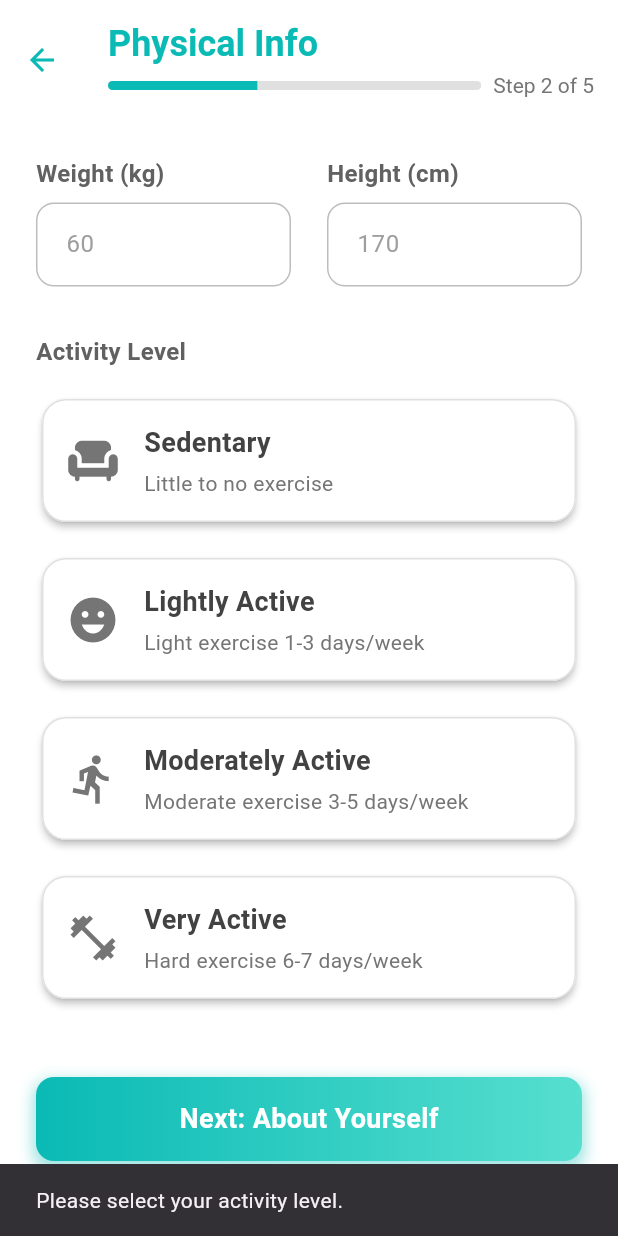
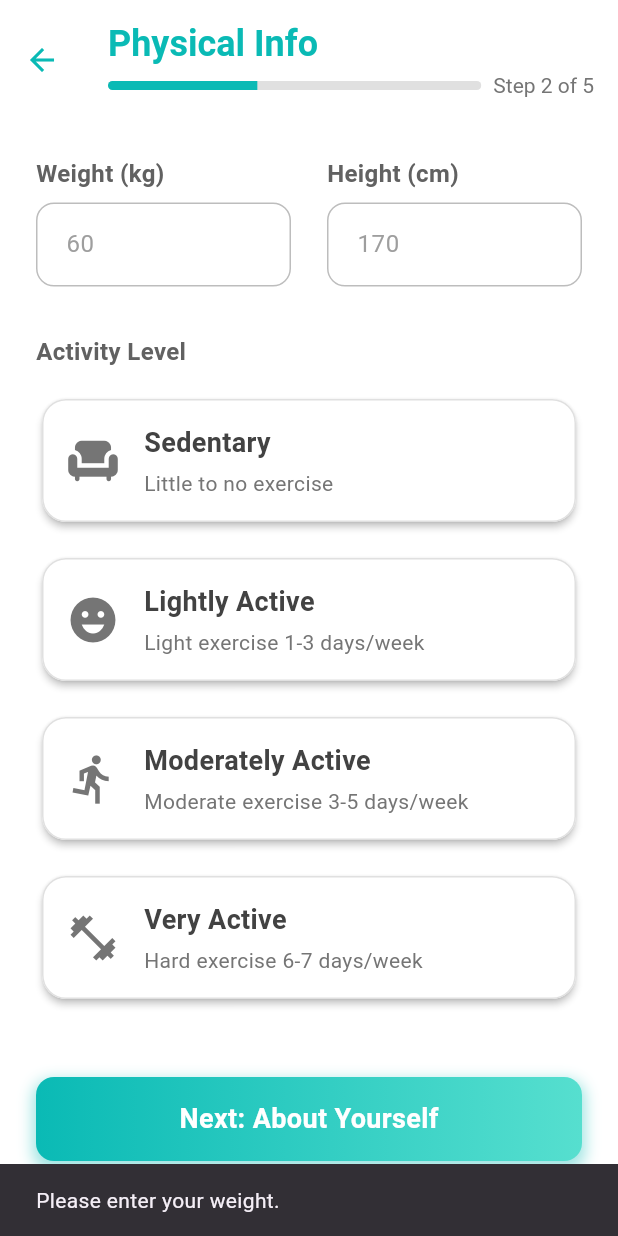
Before and after one commit to Thanaphum-6510110194/G6-Health-Tracking, a Flutter app: the PhysicalInfoScreen screen opened directly, after a tap on "Next: About Yourself", on a phone screen of 412 x 824 dp. Run offline on Flutter 3.47's test engine with Material 3 defaults, Android fonts, the light colour scheme and no system bars; our stand-ins replace cloud_firestore, firebase_auth, firebase_core, image_picker; accounts and stored records are empty.

Commit message:
Add condotion for profile setup selection

```diff
--- a/lib/screens/about_yourself.dart
+++ b/lib/screens/about_yourself.dart
@@ -120,6 +120,12 @@ class _AboutYourselfScreenState extends State<AboutYourselfScreen> {
                   if (_selectedHealthDescription == null || _selectedHealthGoal == null) {
                     ScaffoldMessenger.of(context).showSnackBar(
                       const SnackBar(content: Text('Please select both health description and primary goal.')),
+                    );
+                    return;
+                  }
+                  if (_selectedHealthGoal == null) {
+                    ScaffoldMessenger.of(context).showSnackBar(
+                      const SnackBar(content: Text('Please select your primary health goals.')),
                     );
                     return;
                   }
--- a/lib/screens/physical_info.dart
+++ b/lib/screens/physical_info.dart
@@ -9,7 +9,16 @@ class PhysicalInfoScreen extends StatefulWidget {
 }
 
 class _PhysicalInfoScreenState extends State<PhysicalInfoScreen> {
+  final TextEditingController _weightController = TextEditingController(); // เพิ่ม Controller สำหรับน้ำหนัก
+  final TextEditingController _heightController = TextEditingController(); // เพิ่ม Controller สำหรับส่วนสูง
   String? _selectedActivityLevel; // ระดับกิจกรรมที่เลือก
+
+  @override
+  void dispose() {
+    _weightController.dispose(); // ต้อง dispose controller เมื่อ widget ถูกทำลาย
+    _heightController.dispose(); // ต้อง dispose controller เมื่อ widget ถูกทำลาย
+    super.dispose();
+  }
 
   @override
   Widget build(BuildContext context) {
@@ -44,7 +53,7 @@ class _PhysicalInfoScreenState extends State<PhysicalInfoScreen> {
                   child: ClipRRect(
                     borderRadius: BorderRadius.circular(10),
                     child: LinearProgressIndicator(
-                      value: 2 / 5, // Step 2 of 5 (เปลี่ยนจาก 6 เป็น 5)
+                      value: 2 / 5, // Step 2 of 5
                       backgroundColor: Colors.grey[300],
                       color: const Color(0xFF0ABAB5),
                       minHeight: 6,
@@ -53,7 +62,7 @@ class _PhysicalInfoScreenState extends State<PhysicalInfoScreen> {
                 ),
                 const SizedBox(width: 8),
                 Text(
-                  'Step 2 of 5', // แสดง Step 2 of 5 (เปลี่ยนจาก 6 เป็น 5)
+                  'Step 2 of 5', // แสดง Step 2 of 5
                   style: TextStyle(
                     color: Colors.grey[600],
                     fontSize: 14,
@@ -87,6 +96,7 @@ class _PhysicalInfoScreenState extends State<PhysicalInfoScreen> {
                       const SizedBox(height: 8),
                       // Weight Input Field
                       TextField(
+                        controller: _weightController, // เชื่อม Controller
                         keyboardType: TextInputType.number,
                         decoration: InputDecoration(
                           hintText: '60', // ตัวอย่างน้ำหนักเป็น kg
@@ -128,6 +138,7 @@ class _PhysicalInfoScreenState extends State<PhysicalInfoScreen> {
                       const SizedBox(height: 8),
                       // Height Input Field
                       TextField(
+                        controller: _heightController, // เชื่อม Controller
                         keyboardType: TextInputType.number, // เปลี่ยนเป็น number เพื่อกรอก cm
                         decoration: InputDecoration(
                           hintText: '170', // ตัวอย่างส่วนสูงเป็น cm
@@ -177,7 +188,7 @@ class _PhysicalInfoScreenState extends State<PhysicalInfoScreen> {
             _buildActivityLevelCard(
               'Lightly Active',
               'Light exercise 1-3 days/week',
-              Icons.emoji_emotions_sharp,
+              Icons.emoji_emotions_sharp, // เปลี่ยนไอคอนเป็น Icons.emoji_emotions_sharp
               'lightly_active',
             ),
             const SizedBox(height: 16),
@@ -202,14 +213,27 @@ class _PhysicalInfoScreenState extends State<PhysicalInfoScreen> {
               height: 56,
               child: InkWell(
                 onTap: () {
-                  // Validate selection before navigating
+                  // *** เพิ่มการตรวจสอบเงื่อนไขที่นี่ ***
+                  if (_weightController.text.isEmpty) {
+                    ScaffoldMessenger.of(context).showSnackBar(
+                      const SnackBar(content: Text('Please enter your weight.')),
+                    );
+                    return;
+                  }
+                  if (_heightController.text.isEmpty) {
+                    ScaffoldMessenger.of(context).showSnackBar(
+                      const SnackBar(content: Text('Please enter your height.')),
+                    );
+                    return;
+                  }
                   if (_selectedActivityLevel == null) {
                     ScaffoldMessenger.of(context).showSnackBar(
                       const SnackBar(content: Text('Please select your activity level.')),
                     );
                     return;
                   }
-                  // *** เปลี่ยนการนำทางไปยัง AboutYourselfScreen ***
+
+                  // Navigate to AboutYourselfScreen if all conditions are met
                   Navigator.push(
                     context,
                     MaterialPageRoute(builder: (context) => const AboutYourselfScreen()),
@@ -238,7 +262,7 @@ class _PhysicalInfoScreenState extends State<PhysicalInfoScreen> {
                     ],
                   ),
                   child: const Text(
-                    'Next: About Yourself', // เปลี่ยนข้อความปุ่มให้สอดคล้อง
+                    'Next: About Yourself',
                     style: TextStyle(
                       color: Colors.white,
                       fontSize: 18,
```
Also changed, not shown: lib/screens/profile_page.dart (+29 -11 lines).
